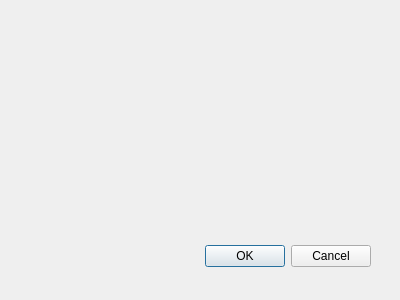
This is GCS-GUI/choosefightermenu.ui in PajTajster/GCS-GUI as Qt 5 draws it before an edit. The edited form follows.
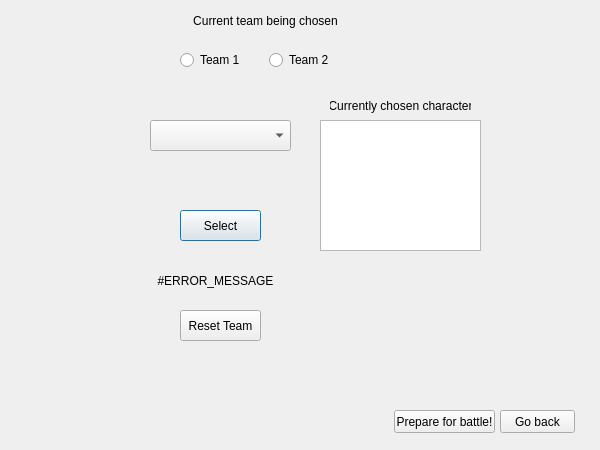
This is the edited form.

What changed in the file:
```diff
--- a/GCS-GUI/choosefightermenu.ui
+++ b/GCS-GUI/choosefightermenu.ui
@@ -8,27 +8,170 @@
    <rect>
     <x>0</x>
     <y>0</y>
-    <width>400</width>
-    <height>300</height>
+    <width>600</width>
+    <height>450</height>
    </rect>
   </property>
+  <property name="minimumSize">
+   <size>
+    <width>600</width>
+    <height>450</height>
+   </size>
+  </property>
   <property name="windowTitle">
    <string>Dialog</string>
   </property>
-  <widget name="buttonBox" class="QDialogButtonBox">
+  <widget class="QWidget" name="horizontalLayoutWidget">
    <property name="geometry">
     <rect>
-     <x>30</x>
-     <y>240</y>
-     <width>341</width>
-     <height>32</height>
+     <x>180</x>
+     <y>40</y>
+     <width>172</width>
+     <height>41</height>
     </rect>
    </property>
-   <property name="orientation">
-    <enum>Qt::Horizontal</enum>
+   <layout class="QHBoxLayout" name="horizontalLayout">
+    <item>
+     <widget class="QRadioButton" name="team1RadioButton">
+      <property name="text">
+       <string>Team 1</string>
+      </property>
+     </widget>
+    </item>
+    <item>
+     <widget class="QRadioButton" name="team2RadioButton">
+      <property name="text">
+       <string>Team 2</string>
+      </property>
+     </widget>
+    </item>
+   </layout>
+  </widget>
+  <widget class="QLabel" name="currentTeamLabel">
+   <property name="geometry">
+    <rect>
+     <x>180</x>
+     <y>10</y>
+     <width>171</width>
+     <height>21</height>
+    </rect>
    </property>
-   <property name="standardButtons">
-    <set>QDialogButtonBox::Cancel|QDialogButtonBox::Ok</set>
+   <property name="text">
+    <string>Current team being chosen</string>
+   </property>
+   <property name="alignment">
+    <set>Qt::AlignCenter</set>
+   </property>
+  </widget>
+  <widget class="QTextEdit" name="textEdit">
+   <property name="geometry">
+    <rect>
+     <x>320</x>
+     <y>120</y>
+     <width>161</width>
+     <height>131</height>
+    </rect>
+   </property>
+   <property name="html">
+    <string>&lt;!DOCTYPE HTML PUBLIC &quot;-//W3C//DTD HTML 4.0//EN&quot; &quot;http://www.w3.org/TR/REC-html40/strict.dtd&quot;&gt;
+&lt;html&gt;&lt;head&gt;&lt;meta name=&quot;qrichtext&quot; content=&quot;1&quot; /&gt;&lt;style type=&quot;text/css&quot;&gt;
+p, li { white-space: pre-wrap; }
+&lt;/style&gt;&lt;/head&gt;&lt;body style=&quot; font-family:'MS Shell Dlg 2'; font-size:8.25pt; font-weight:400; font-style:normal;&quot;&gt;
+&lt;p style=&quot;-qt-paragraph-type:empty; margin-top:0px; margin-bottom:0px; margin-left:0px; margin-right:0px; -qt-block-indent:0; text-indent:0px;&quot;&gt;&lt;br /&gt;&lt;/p&gt;&lt;/body&gt;&lt;/html&gt;</string>
+   </property>
+  </widget>
+  <widget class="QComboBox" name="comboBox">
+   <property name="geometry">
+    <rect>
+     <x>150</x>
+     <y>120</y>
+     <width>141</width>
+     <height>31</height>
+    </rect>
+   </property>
+  </widget>
+  <widget class="QPushButton" name="selectButton">
+   <property name="geometry">
+    <rect>
+     <x>180</x>
+     <y>210</y>
+     <width>81</width>
+     <height>31</height>
+    </rect>
+   </property>
+   <property name="text">
+    <string>Select</string>
+   </property>
+  </widget>
+  <widget class="QLabel" name="errorLabel">
+   <property name="geometry">
+    <rect>
+     <x>120</x>
+     <y>260</y>
+     <width>191</width>
+     <height>41</height>
+    </rect>
+   </property>
+   <property name="text">
+    <string>#ERROR_MESSAGE</string>
+   </property>
+   <property name="alignment">
+    <set>Qt::AlignCenter</set>
+   </property>
+  </widget>
+  <widget class="QLabel" name="currentCharacterLabel">
+   <property name="geometry">
+    <rect>
+     <x>330</x>
+     <y>95</y>
+     <width>141</width>
+     <height>21</height>
+    </rect>
+   </property>
+   <property name="text">
+    <string>Currently chosen character</string>
+   </property>
+   <property name="alignment">
+    <set>Qt::AlignCenter</set>
+   </property>
+  </widget>
+  <widget class="QPushButton" name="doneButton">
+   <property name="geometry">
+    <rect>
+     <x>394</x>
+     <y>410</y>
+     <width>101</width>
+     <height>23</height>
+    </rect>
+   </property>
+   <property name="text">
+    <string>Prepare for battle!</string>
+   </property>
+  </widget>
+  <widget class="QPushButton" name="goBackButton">
+   <property name="geometry">
+    <rect>
+     <x>500</x>
+     <y>410</y>
+     <width>75</width>
+     <height>23</height>
+    </rect>
+   </property>
+   <property name="text">
+    <string>Go back</string>
+   </property>
+  </widget>
+  <widget class="QPushButton" name="resetButton">
+   <property name="geometry">
+    <rect>
+     <x>180</x>
+     <y>310</y>
+     <width>81</width>
+     <height>31</height>
+    </rect>
+   </property>
+   <property name="text">
+    <string>Reset Team</string>
    </property>
   </widget>
  </widget>
```
Left out of the diff: 42 changed lines with no effect on the pictures.
